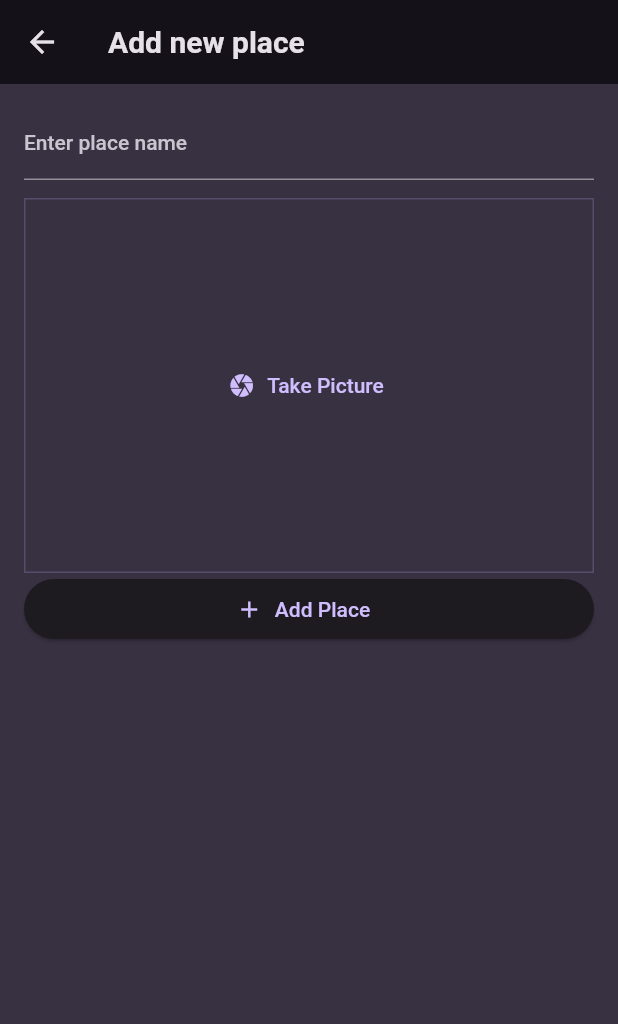
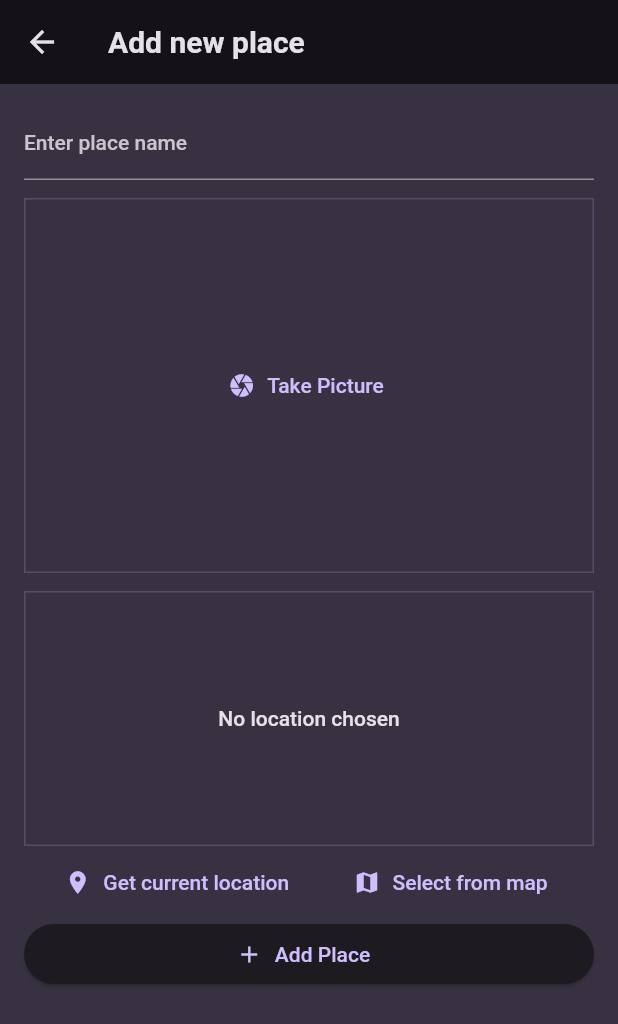
Before and after one commit to ashfaqahmad7866/favourite_places, a Flutter app: the NewPlaces screen opened directly, on a phone screen of 412 x 824 dp. Shown: the top 1024 px of the screen. Run offline on Flutter 3.47's test engine with Material 2 defaults, Android fonts, the phone set to English and light mode, and no system bars; our stand-ins replace flutter_riverpod, google_fonts, location.

Commit message:
Updated dependencies, added location package, updated generated plugin, updated pubspec lock and allow user to select location manually y clicking on select location button

```diff
--- a/lib/providers/place_provider.dart
+++ /dev/null
@@ -1,3 +0,0 @@
-import 'package:favourite_places/models/dummy_places.dart';
-import 'package:flutter_riverpod/flutter_riverpod.dart';
-final placeProvider=Provider((ref) => dummyData);
--- a/lib/providers/user_places.dart
+++ b/lib/providers/user_places.dart
@@ -1,10 +1,11 @@
 import 'package:flutter_riverpod/flutter_riverpod.dart';
 import 'package:favourite_places/models/place.dart';
+import 'dart:io';
 
 class UserPlacesNotifier extends StateNotifier<List<PlaceData>> {
   UserPlacesNotifier() : super([]);
-  void addPlace(String title) {
-    final userPlace = PlaceData(name: title);
+  void addPlace(String title,File image) {
+    final userPlace = PlaceData(name: title,image: image);
     state = [userPlace, ...state];
   }
 }
--- a/lib/screens/new_places.dart
+++ b/lib/screens/new_places.dart
@@ -2,8 +2,10 @@
 
 import 'package:favourite_places/providers/user_places.dart';
 import 'package:favourite_places/widgets/image_input.dart';
+import 'package:favourite_places/widgets/location_input.dart';
 import 'package:flutter/material.dart';
 import 'package:flutter_riverpod/flutter_riverpod.dart';
+import 'dart:io';
 
 class NewPlaces extends ConsumerStatefulWidget {
   const NewPlaces({super.key});
@@ -13,10 +15,11 @@ class NewPlaces extends ConsumerStatefulWidget {
 }
 
 class _NewPlacesState extends ConsumerState<NewPlaces> {
+  late File selectedImage;
   void savePlaces() {
     if (formKey.currentState!.validate()) {
       formKey.currentState!.save();
-      ref.read(userPlacesNotifier.notifier).addPlace(placeName);
+      ref.read(userPlacesNotifier.notifier).addPlace(placeName, selectedImage);
       Navigator.of(context).pop();
     }
   }
@@ -55,11 +58,18 @@ class _NewPlacesState extends ConsumerState<NewPlaces> {
                 const SizedBox(
                   height: 12,
                 ),
-                const Row(
+                Row(
                   children: [
-                    Expanded(child: ImageInput()),
+                    Expanded(
+                        child: ImageInput(
+                      onPickImage: (image) => selectedImage = image,
+                    )),
                   ],
                 ),
+                const SizedBox(
+                  height: 12,
+                ),
+                const LocationInput(),
                 Row(
                   mainAxisAlignment: MainAxisAlignment.end,
                   children: [
--- a/lib/screens/places.dart
+++ b/lib/screens/places.dart
@@ -49,6 +49,7 @@ class Places extends ConsumerWidget {
                     );
                   },
                   child: ListTile(
+                    leading: CircleAvatar( radius: 26,backgroundImage:FileImage( userPlaces[index].image,)),
                     title: Text(
                       userPlaces[index].name,
                       style: Theme.of(context).textTheme.titleMedium!.copyWith(
--- a/lib/widgets/image_input.dart
+++ b/lib/widgets/image_input.dart
@@ -2,7 +2,8 @@ import 'package:flutter/material.dart';
 import'package:image_picker/image_picker.dart';
 import 'dart:io';
 class ImageInput extends StatefulWidget {
-  const ImageInput({super.key});
+  const ImageInput({super.key, required this.onPickImage});
+  final void Function(File image) onPickImage;
   @override
   State<StatefulWidget> createState() {
     return ImageInputState();
@@ -20,6 +21,7 @@ class ImageInputState extends State<ImageInput> {
     return;
    }
    setState(()=>selectedImage =File(pickedImage.path));
+   widget.onPickImage(selectedImage!);
   }
   @override
   Widget build(BuildContext context) {
@@ -29,7 +31,7 @@ class ImageInputState extends State<ImageInput> {
           label: const Text('Take Picture'));
           if(selectedImage!=null)
           {
-            content=Image.file(selectedImage!,fit: BoxFit.cover,);
+            content=Image.file(selectedImage!,fit: BoxFit.cover,width: double.infinity,);
           }
     return Container(
       decoration: BoxDecoration(
--- /dev/null
+++ b/lib/widgets/location_input.dart
@@ -0,0 +1,88 @@
+import 'package:flutter/material.dart';
+import 'package:location/location.dart';
+
+class LocationInput extends StatefulWidget {
+  const LocationInput({super.key});
+
+  @override
+  State<LocationInput> createState() => _LocationInputState();
+}
+
+class _LocationInputState extends State<LocationInput> {
+  var isGettingLocation=false;
+
+  void _getLocation() async {
+    Location location = Location();
+    bool serviceEnabled;
+    PermissionStatus permissionGranted;
+    LocationData locationData;
+
+    serviceEnabled = await location.serviceEnabled();
+    if (!serviceEnabled) {
+      serviceEnabled = await location.requestService();
+      if (!serviceEnabled) {
+        return;
+      }
+    }
+    permissionGranted = await location.hasPermission();
+    if (permissionGranted == PermissionStatus.denied) {
+      permissionGranted = await location.requestPermission();
+      if (permissionGranted != PermissionStatus.granted) {
+        return;
+      }
+    }
+    setState(() {
+      isGettingLocation=true;
+    });
+    locationData = await location.getLocation();
+    setState(() {
+      isGettingLocation=false;
+    });
+  }
+
+  @override
+  Widget build(BuildContext context) {
+    Widget content=Text(
+            'No location chosen',
+            textAlign: TextAlign.center,
+            style: Theme.of(context).textTheme.bodyLarge!.copyWith(
+                  color: Theme.of(context).colorScheme.onBackground,
+                ),
+          );
+          if(isGettingLocation)
+          {
+            content=const CircularProgressIndicator();
+          }
+    return Column(
+      children: [
+        Container(
+          decoration: BoxDecoration(
+            border: Border.all(
+              width: 1,
+              color: Theme.of(context).colorScheme.primary.withOpacity(0.2),
+            ),
+          ),
+          width: double.infinity,
+          height: 170,
+          alignment: Alignment.center,
+          child: content,
+        ),
+        Row(
+          mainAxisAlignment: MainAxisAlignment.spaceEvenly,
+          children: [
+            TextButton.icon(
+              onPressed: _getLocation,
+              icon: const Icon(Icons.location_on),
+              label: const Text('Get current location'),
+            ),
+            TextButton.icon(
+              onPressed: () {},
+              icon: const Icon(Icons.map),
+              label: const Text('Select from map'),
+            ),
+          ],
+        )
+      ],
+    );
+  }
+}
--- a/pubspec.yaml
+++ b/pubspec.yaml
@@ -38,6 +38,7 @@ dependencies:
   google_fonts: ^5.1.0
   uuid: ^3.0.7
   image_picker: ^1.0.2
+  location: ^5.0.3
 dev_dependencies:
   flutter_test:
     sdk: flutter
```
Also changed, not shown: lib/models/dummy_places.dart (deleted, +0 -11 lines), lib/models/place.dart (+5 -3 lines), lib/screens/places_details.dart (+15 -3 lines), sample/analysis_options.yaml (added, +29 -0 lines), sample/lib/main.dart (added, +125 -0 lines), sample/pubspec.yaml (added, +90 -0 lines), pubspec.lock, sample/pubspec.lock (added), 127 other files.
